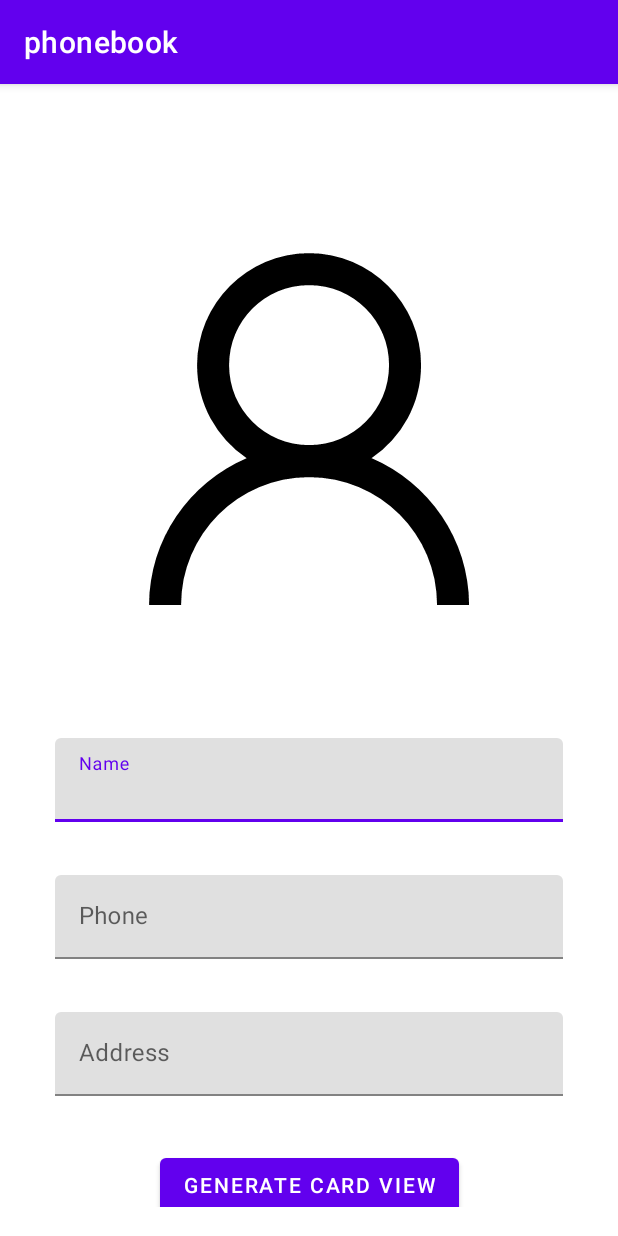
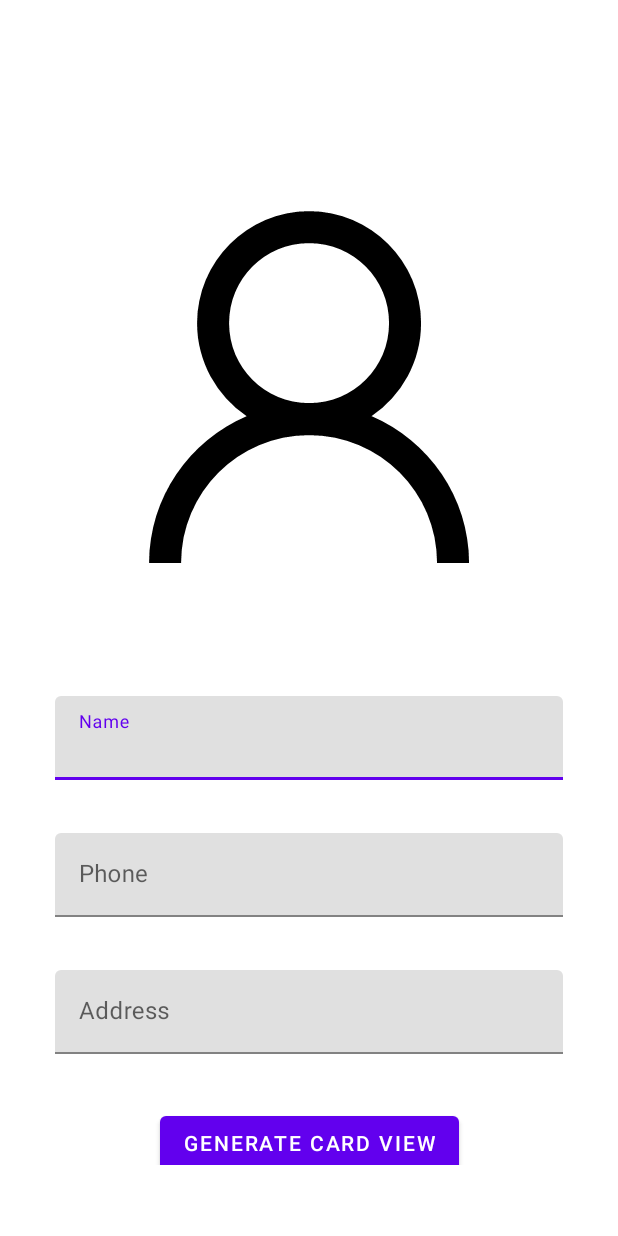
Before and after one commit to JackCompass/phonebook-temp, an Android app: the screen it shows after launch (MainActivity), on a phone screen of 412 x 824 dp. Run offline under Robolectric (Android 15) with nearby library versions, the phone set to English and light mode, and no system bars; our stand-ins replace CircleImageView; libraries missing offline, so code that uses them is left out: com.github.dhaval2404.imagepicker.

Commit message:
Switch to light theme and remove action bar

```diff
--- a/app/src/main/res/values-night/themes.xml
+++ /dev/null
@@ -1,16 +0,0 @@
-<resources xmlns:tools="http://schemas.android.com/tools">
-    <!-- Base application theme. -->
-    <style name="Theme.Phonebook" parent="Theme.MaterialComponents.DayNight.DarkActionBar">
-        <!-- Primary brand color. -->
-        <item name="colorPrimary">@color/purple_200</item>
-        <item name="colorPrimaryVariant">@color/purple_700</item>
-        <item name="colorOnPrimary">@color/black</item>
-        <!-- Secondary brand color. -->
-        <item name="colorSecondary">@color/teal_200</item>
-        <item name="colorSecondaryVariant">@color/teal_200</item>
-        <item name="colorOnSecondary">@color/black</item>
-        <!-- Status bar color. -->
-        <item name="android:statusBarColor">@color/background_launcher_color</item>
-        <!-- Customize your theme here. -->
-    </style>
-</resources>
--- a/app/src/main/res/values/themes.xml
+++ b/app/src/main/res/values/themes.xml
@@ -1,6 +1,6 @@
 <resources xmlns:tools="http://schemas.android.com/tools">
     <!-- Base application theme. -->
-    <style name="Theme.Phonebook" parent="Theme.MaterialComponents.DayNight.DarkActionBar">
+    <style name="Theme.Phonebook" parent="Theme.MaterialComponents.Light.NoActionBar">
         <!-- Primary brand color. -->
         <item name="colorPrimary">@color/purple_500</item>
         <item name="colorPrimaryVariant">@color/purple_700</item>
```
